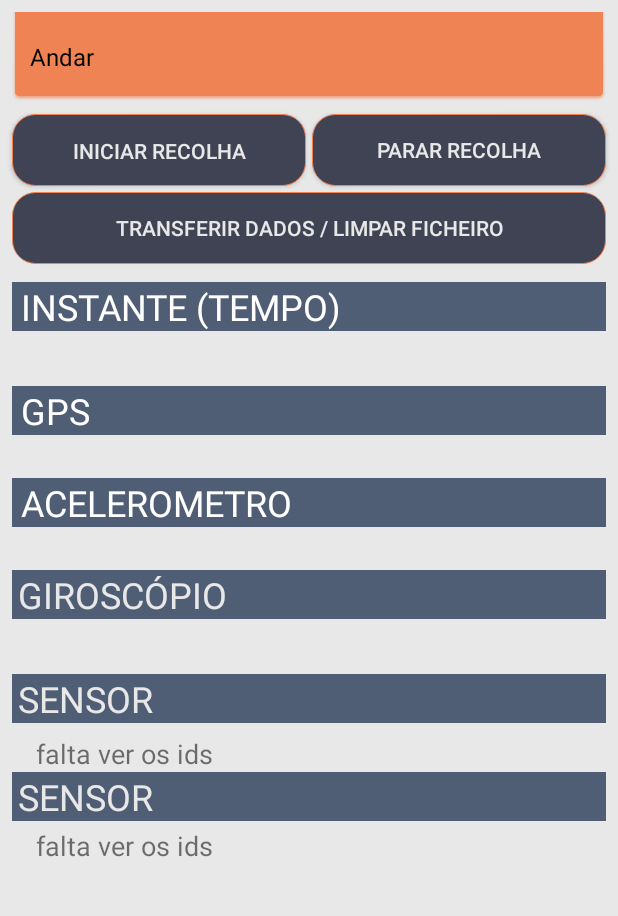
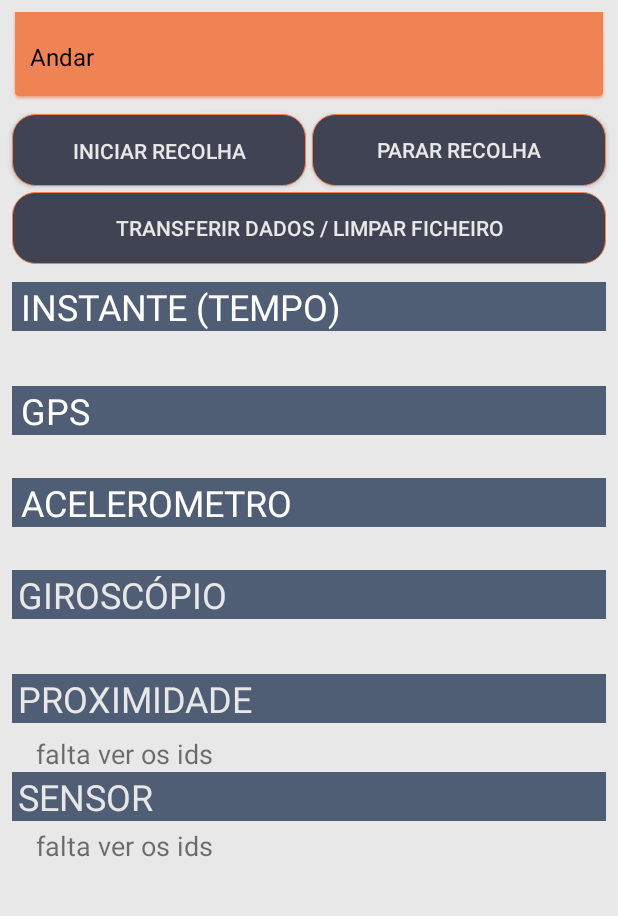
Before and after one commit to KrisLeoSim/CUB-TP, an Android app: the screen it shows after launch (MainActivity), on a phone screen of 412 x 824 dp, the part 84-1000 px from its top. Run offline under Robolectric (Android 15) with nearby library versions, the phone set to English and light mode, and no system bars.

Commit message:
sensor de proximidade implementado

```diff
--- a/app/src/main/java/com/example/kris/cubtp/MainActivity.java
+++ b/app/src/main/java/com/example/kris/cubtp/MainActivity.java
@@ -34,7 +34,7 @@ public class MainActivity extends AppCompatActivity implements AdapterView.OnIte
     private TextView textgps;
     private TextView textacelerometro;
     private SensorManager sensormanager,sensormanager_giro;
-    private Sensor sensor, sensor_giro;
+    private Sensor sensor, sensor_giro, sensor_prox;
     private SensorEventListener sensoreventlistener, sensoreventlistener1;
     private Ficheiro file;
     private TextView textgiroscopio;
@@ -42,9 +42,12 @@ public class MainActivity extends AppCompatActivity implements AdapterView.OnIte
     private TextView titulogps;
     private TextView tituloacelerometro;
     private TextView tituloinstante;
-    private boolean tem_acelerometro = false , tem_giroscopio = false;
+    private TextView tituloproximidade;
+    private TextView textproximidade;
+    private boolean tem_acelerometro = false , tem_giroscopio = false, tem_proximidade = false;
     final private Giroscopio sens_giro = new Giroscopio();
     final private Acelerometro sens_acel = new Acelerometro();
+    final private Proximidade sens_prox = new Proximidade();
 
     @Override
     protected void onCreate(Bundle savedInstanceState) {
@@ -67,6 +70,9 @@ public class MainActivity extends AppCompatActivity implements AdapterView.OnIte
         textgps = (TextView) findViewById(R.id.textgps);
         textgiroscopio = (TextView) findViewById(R.id.textgiroscopio);
         titulogiroscopio = (TextView) findViewById(R.id.titulogiroscopio);
+        textproximidade = (TextView) findViewById(R.id.textproximidade);
+        tituloproximidade = (TextView) findViewById(R.id.tituloproximidade);
+
 
 
         InicializaSensores();
@@ -135,6 +141,8 @@ public class MainActivity extends AppCompatActivity implements AdapterView.OnIte
                     tituloacelerometro.setVisibility(View.VISIBLE);
                     tituloinstante.setVisibility(View.VISIBLE);
                     titulogiroscopio.setVisibility(View.VISIBLE);
+                    textproximidade.setVisibility(View.VISIBLE);
+                    tituloproximidade.setVisibility(View.VISIBLE);
                 }else{
                     textacelerometro.setVisibility(View.INVISIBLE);
                     textgps.setVisibility(View.INVISIBLE);
@@ -144,6 +152,8 @@ public class MainActivity extends AppCompatActivity implements AdapterView.OnIte
                     tituloacelerometro.setVisibility(View.INVISIBLE);
                     tituloinstante.setVisibility(View.INVISIBLE);
                     titulogiroscopio.setVisibility(View.INVISIBLE);
+                    textproximidade.setVisibility(View.INVISIBLE);
+                    tituloproximidade.setVisibility(View.INVISIBLE);
                 }
 
             }
@@ -203,6 +213,13 @@ public class MainActivity extends AppCompatActivity implements AdapterView.OnIte
         }else{
             tem_giroscopio=true;
         }
+
+        sensor_prox = sensormanager.getDefaultSensor(Sensor.TYPE_PROXIMITY);
+        if(sensor_prox==null){
+            Toast.makeText(getApplicationContext(),"O Dispositivo nao tem Proximidade",Toast.LENGTH_LONG).show();
+        }else{
+            tem_proximidade=true;
+        }
     }
 
     public void RegistaSensores(){
@@ -214,6 +231,10 @@ public class MainActivity extends AppCompatActivity implements AdapterView.OnIte
         if(tem_acelerometro) {
             sensormanager.registerListener(sens_acel, sensor, SensorManager.SENSOR_DELAY_NORMAL);
         }
+
+        if(tem_proximidade) {
+            sensormanager.registerListener(sens_prox, sensor_prox, SensorManager.SENSOR_DELAY_NORMAL);
+        }
     }
 
     public void DesregistaSensores(){
@@ -224,6 +245,10 @@ public class MainActivity extends AppCompatActivity implements AdapterView.OnIte
 
         if(tem_acelerometro) {
             sensormanager.unregisterListener(sens_acel);
+        }
+
+        if(tem_proximidade) {
+            sensormanager.unregisterListener(sens_prox);
         }
     }
 
@@ -271,4 +296,24 @@ public class MainActivity extends AppCompatActivity implements AdapterView.OnIte
 
         }
     }
+
+    class Proximidade implements SensorEventListener {
+
+        @Override
+        public void onSensorChanged(SensorEvent sensorEvent) {
+
+            float x= sensorEvent.values[0];
+            //float val =  sensorEvent.sensor.getMaximumRange();
+
+
+            int acc = sensorEvent.accuracy;
+
+            textproximidade.setText("X: "+(int)x+"\ncm "+"\nacc: "+acc, TextView.BufferType.NORMAL);
+        }
+
+        @Override
+        public void onAccuracyChanged(Sensor sensor, int i) {
+
+        }
+    }
 }
--- a/app/src/main/res/layout/activity_main.xml
+++ b/app/src/main/res/layout/activity_main.xml
@@ -253,13 +253,13 @@
                 app:layout_constraintTop_toBottomOf="@+id/titulogiroscopio" />
 
             <TextView
-                android:id="@+id/titulosensor1"
+                android:id="@+id/tituloproximidade"
                 android:layout_width="match_parent"
                 android:layout_height="wrap_content"
                 android:layout_marginTop="8dp"
                 android:background="@color/colorPrimaryDark"
                 android:paddingLeft="4dp"
-                android:text="SENSOR"
+                android:text="PROXIMIDADE"
                 android:textColor="@color/colormaisclaro"
                 android:textSize="24sp"
                 app:layout_constraintEnd_toEndOf="parent"
@@ -267,7 +267,7 @@
                 app:layout_constraintTop_toBottomOf="@+id/textgiroscopio" />
 
             <TextView
-                android:id="@+id/textView3"
+                android:id="@+id/textproximidade"
                 android:layout_width="match_parent"
                 android:layout_height="wrap_content"
                 android:layout_marginEnd="16dp"
@@ -277,7 +277,7 @@
                 android:textSize="18sp"
                 app:layout_constraintEnd_toEndOf="parent"
                 app:layout_constraintStart_toStartOf="parent"
-                app:layout_constraintTop_toBottomOf="@+id/titulosensor1" />
+                app:layout_constraintTop_toBottomOf="@+id/tituloproximidade" />
 
             <TextView
                 android:id="@+id/titulosensor2"
```
